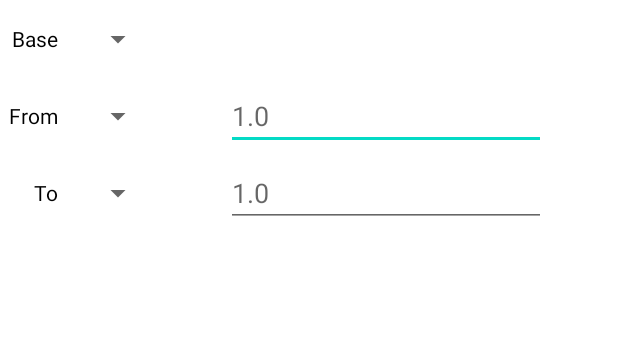
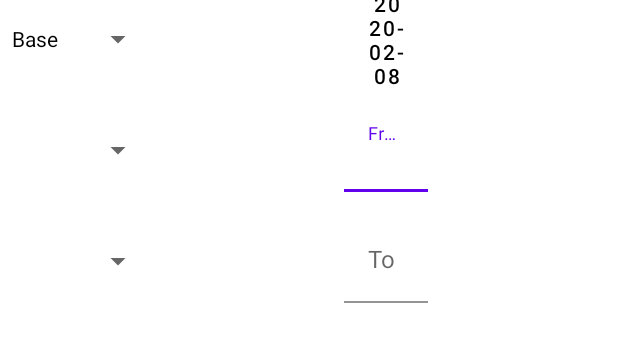
Before and after one commit to Okibo/currencyconverter, an Android app: the layout fragment_main.xml on its own in the app's theme, with its tools: preview values and no code run, on a phone screen of 412 x 824 dp. Shown: the top 342 px of the screen. Run offline under Robolectric (Android 15) with nearby library versions, the phone set to English and light mode, and no system bars; plain views replace SearchableSpinner.

```diff
--- a/app/build.gradle
+++ b/app/build.gradle
@@ -63,4 +63,7 @@ dependencies {
 
     //SearchableSpinner
     implementation("com.toptoche.searchablespinner:searchablespinnerlibrary:1.3.1")
+
+    //Materials
+    implementation "com.google.android.material:material:1.2.1"
 }
--- a/app/src/main/java/pl/portfolio/currencyconverter/repository/CurrencyRepository.kt
+++ b/app/src/main/java/pl/portfolio/currencyconverter/repository/CurrencyRepository.kt
@@ -9,4 +9,7 @@ class CurrencyRepository {
 
     suspend fun getLatestCurrencyExchangeForBase(base: String) =
         RetrofitInstance.api.getLatestCurrencyExchangeForBase(base)
+
+    suspend fun  getHistoricalCurrencyExchange(day: String, base: String) =
+        RetrofitInstance.api.getHistoricalCurrencyExchange(day, base)
 }
--- a/app/src/main/java/pl/portfolio/currencyconverter/util/Constants.kt
+++ b/app/src/main/java/pl/portfolio/currencyconverter/util/Constants.kt
@@ -4,5 +4,8 @@ class Constants {
     companion object {
         const val BASE_URL = "https://api.exchangeratesapi.io"
         const val RATE_PRECISION = 4
+        const val DATE_PICKER_REQUEST_CODE = 11
+        const val DATE_FORMAT = "yyyy-MM-dd"
+        const val OLDEST_DATE = "2000-01-01"
     }
 }
--- a/app/src/main/res/layout/fragment_main.xml
+++ b/app/src/main/res/layout/fragment_main.xml
@@ -20,19 +20,21 @@
         android:id="@+id/from_spinner"
         android:layout_width="0dp"
         android:layout_height="wrap_content"
+        android:layout_marginTop="50dp"
         android:textColor="@color/black"
-        app:layout_constraintBottom_toBottomOf="@+id/textView2"
+        app:layout_constraintEnd_toEndOf="@+id/base_spinner"
         app:layout_constraintStart_toStartOf="@+id/base_spinner"
-        app:layout_constraintTop_toTopOf="@+id/textView2" />
+        app:layout_constraintTop_toBottomOf="@+id/base_spinner" />
 
     <com.toptoche.searchablespinnerlibrary.SearchableSpinner
         android:id="@+id/to_spinner"
         android:layout_width="0dp"
         android:layout_height="wrap_content"
+        android:layout_marginTop="50dp"
         android:textColor="@color/black"
-        app:layout_constraintBottom_toBottomOf="@+id/textView3"
+        app:layout_constraintEnd_toEndOf="@+id/from_spinner"
         app:layout_constraintStart_toStartOf="@+id/from_spinner"
-        app:layout_constraintTop_toTopOf="@+id/textView3" />
+        app:layout_constraintTop_toBottomOf="@+id/from_spinner" />
 
     <TextView
         android:id="@+id/textView"
@@ -45,49 +47,62 @@
         app:layout_constraintStart_toStartOf="parent"
         app:layout_constraintTop_toTopOf="parent" />
 
-    <TextView
-        android:id="@+id/textView2"
+    <com.google.android.material.textfield.TextInputLayout
+        android:id="@+id/from_text_input_layout"
         android:layout_width="wrap_content"
         android:layout_height="wrap_content"
-        android:layout_marginTop="32dp"
-        android:text="From"
-        android:textColor="@color/black"
-        app:layout_constraintEnd_toEndOf="@+id/textView"
-        app:layout_constraintTop_toBottomOf="@+id/textView" />
-
-    <TextView
-        android:id="@+id/textView3"
-        android:layout_width="wrap_content"
-        android:layout_height="wrap_content"
-        android:layout_marginTop="32dp"
-        android:text="To"
-        android:textColor="@color/black"
-        app:layout_constraintEnd_toEndOf="@+id/textView2"
-        app:layout_constraintTop_toBottomOf="@+id/textView2" />
+        android:background="@android:color/transparent"
+        app:boxBackgroundColor="@color/white"
+        app:layout_constraintBottom_toBottomOf="@+id/from_spinner"
+        app:layout_constraintEnd_toEndOf="parent"
+        app:layout_constraintStart_toEndOf="@+id/from_spinner"
+        app:layout_constraintTop_toTopOf="@+id/from_spinner">
 
         <EditText
             android:id="@+id/fromEditText"
             android:layout_width="wrap_content"
             android:layout_height="wrap_content"
             android:ems="10"
-        android:hint="1.0"
+            android:hint="From"
             android:inputType="numberDecimal"
-        android:textColor="@color/black"
-        app:layout_constraintBottom_toBottomOf="@+id/from_spinner"
+            android:lines="1"
+            android:maxLines="1"
+            android:textColor="@color/black" />
+    </com.google.android.material.textfield.TextInputLayout>
+
+    <com.google.android.material.textfield.TextInputLayout
+        android:id="@+id/to_text_input_layout"
+        android:layout_width="wrap_content"
+        android:layout_height="wrap_content"
+        android:background="@android:color/transparent"
+        app:boxBackgroundColor="@color/white"
+        app:layout_constraintBottom_toBottomOf="@+id/to_spinner"
         app:layout_constraintEnd_toEndOf="parent"
-        app:layout_constraintStart_toEndOf="@+id/from_spinner"
-        app:layout_constraintTop_toTopOf="@+id/from_spinner" />
+        app:layout_constraintStart_toEndOf="@+id/to_spinner"
+        app:layout_constraintTop_toTopOf="@+id/to_spinner">
 
         <EditText
             android:id="@+id/toEditText"
             android:layout_width="wrap_content"
             android:layout_height="wrap_content"
             android:ems="10"
-        android:hint="1.0"
+            android:hint="To"
             android:inputType="numberDecimal"
+            android:lines="1"
+            android:maxLines="1"
+            android:textColor="@color/black" />
+    </com.google.android.material.textfield.TextInputLayout>
+
+    <com.google.android.material.button.MaterialButton
+        android:id="@+id/currencyDateButton"
+        android:layout_width="0dp"
+        android:layout_height="wrap_content"
+        android:background="@android:color/transparent"
         android:textColor="@color/black"
-        app:layout_constraintBottom_toBottomOf="@+id/to_spinner"
-        app:layout_constraintEnd_toEndOf="parent"
-        app:layout_constraintStart_toEndOf="@+id/to_spinner"
-        app:layout_constraintTop_toTopOf="@+id/to_spinner" />
+        app:layout_constraintBottom_toBottomOf="@+id/base_spinner"
+        app:layout_constraintEnd_toEndOf="@+id/from_text_input_layout"
+        app:layout_constraintStart_toStartOf="@+id/from_text_input_layout"
+        app:layout_constraintTop_toTopOf="@+id/base_spinner"
+        tools:text="2020-02-08" />
+
 </androidx.constraintlayout.widget.ConstraintLayout>
```
Also changed, not shown: app/src/main/java/pl/portfolio/currencyconverter/api/CurrencyAPI.kt (+8 -16 lines), app/src/main/java/pl/portfolio/currencyconverter/ui/CurrencyViewModel.kt (+29 -6 lines), app/src/main/java/pl/portfolio/currencyconverter/ui/fragments/DatePickerFragment.kt (added, +41 -0 lines), app/src/main/java/pl/portfolio/currencyconverter/ui/fragments/MainFragment.kt (+54 -2 lines). Lines whose indentation alone changed are shown as unchanged.
